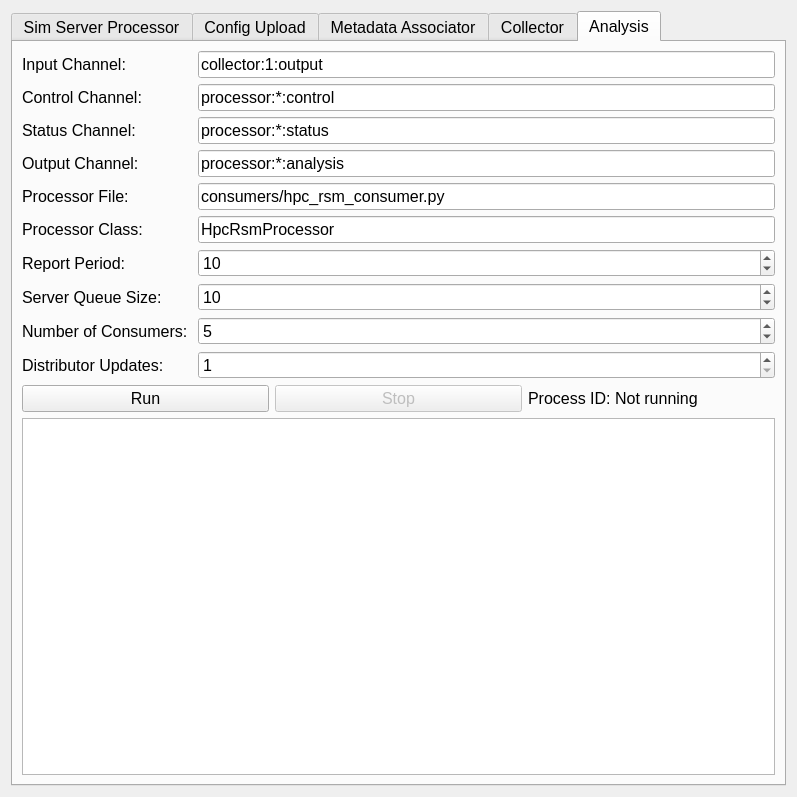
Qt form gui/pva_workflow_setup.ui (AdvancedPhotonSource/DashPVA) before a commit.
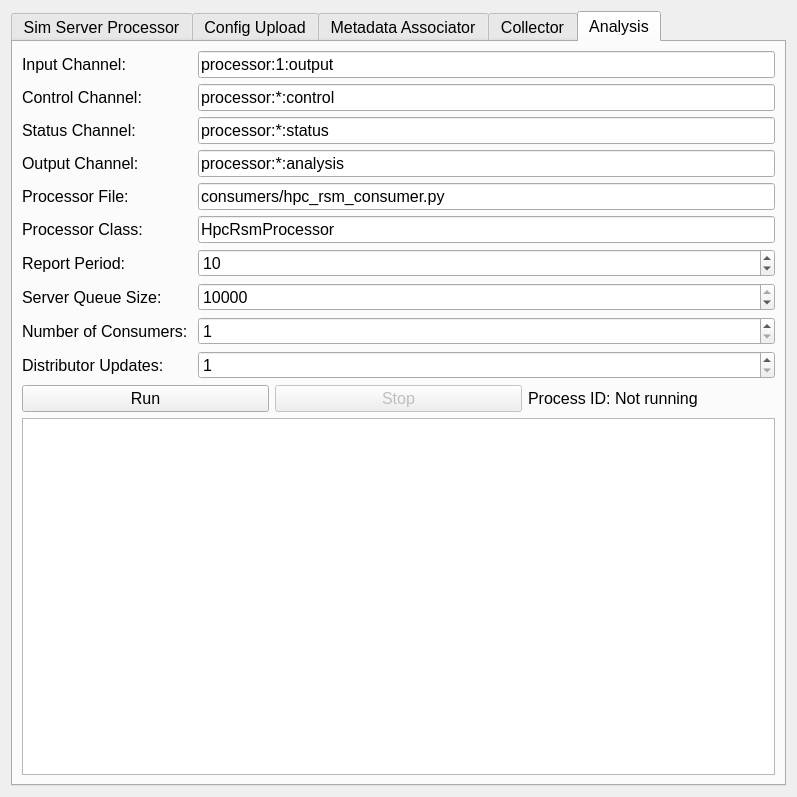
The same form after that commit. The open tabs and pages were chosen to show the change.

The edit to the form file:
```diff
--- a/gui/pva_workflow_setup.ui
+++ b/gui/pva_workflow_setup.ui
@@ -765,7 +765,7 @@
          <item row="0" column="1">
           <widget class="QLineEdit" name="lineEditInputChannelAnalysis">
            <property name="text">
-            <string>collector:1:output</string>
+            <string>processor:1:output</string>
            </property>
           </widget>
          </item>
@@ -861,7 +861,7 @@
             <number>10000</number>
            </property>
            <property name="value">
-            <number>10</number>
+            <number>10000</number>
            </property>
           </widget>
          </item>
@@ -899,7 +899,7 @@
             <number>1</number>
            </property>
            <property name="value">
-            <number>5</number>
+            <number>1</number>
            </property>
           </widget>
          </item>
```
Left out of the diff: 6 changed lines with no effect on the pictures.
